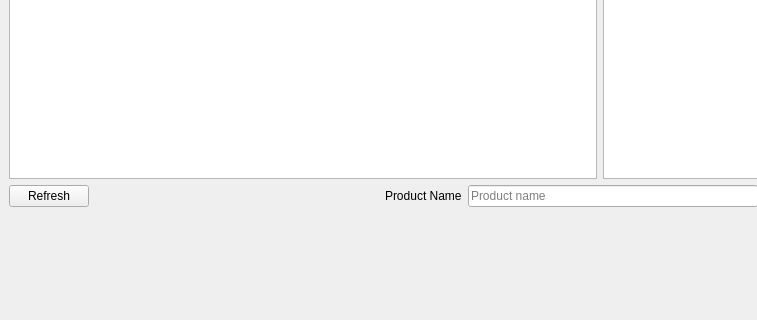
Nivedck/Billing-System, file src/mainwindow/mainwindow.ui: the form before one commit; both pictures show x 0 to 757 and y 480 to 800 of the 1200 by 800 pixel window.
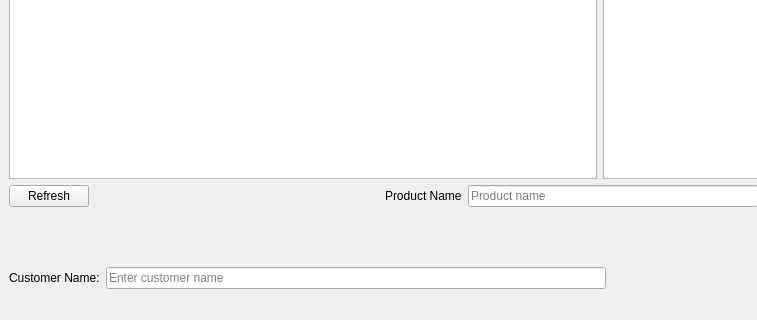
The form after the commit.

Commit message: feat:customer name ui

Patch:
```diff
--- a/src/mainwindow/mainwindow.ui
+++ b/src/mainwindow/mainwindow.ui
@@ -235,6 +235,20 @@
     </item>
     <item>
      <layout class="QHBoxLayout" name="checkoutLayout">
+      <item>
+       <widget class="QLabel" name="labelCustomerName">
+        <property name="text">
+         <string>Customer Name:</string>
+        </property>
+       </widget>
+      </item>
+      <item>
+       <widget class="QLineEdit" name="lineEditCustomerName">
+        <property name="placeholderText">
+         <string>Enter customer name</string>
+        </property>
+       </widget>
+      </item>
       <item>
        <spacer name="horizontalSpacer_5">
         <property name="orientation">
```
